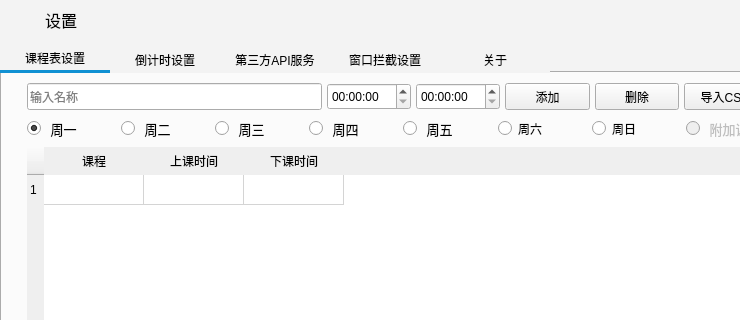
First picture: the form in src/TableEditWidget/TableEditWidget.ui, repository Aero8m/ClassTopLand, before the edit; both pictures show x 0 to 740 and y 0 to 320 of the 896 by 536 pixel window.
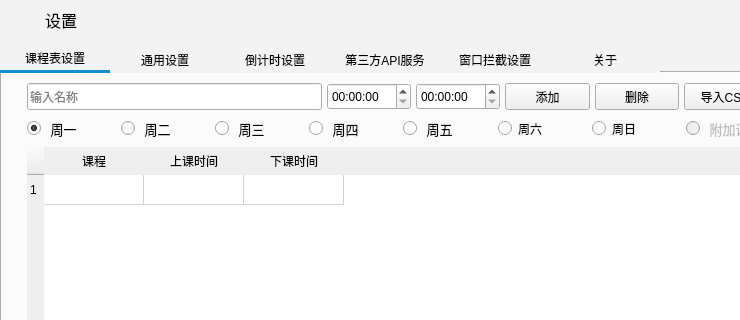
Second picture: the form after the edit. Icons and pictures are not drawn. Custom widgets are drawn as their Qt base class.

Patch:
```diff
--- a/src/TableEditWidget/TableEditWidget.ui
+++ b/src/TableEditWidget/TableEditWidget.ui
@@ -516,6 +516,11 @@
        </item>
       </layout>
      </widget>
+     <widget class="GeneralSettingsTab" name="generalSettingsTab">
+      <attribute name="title">
+       <string>通用设置</string>
+      </attribute>
+     </widget>
      <widget class="QWidget" name="tab_5">
       <attribute name="title">
        <string>倒计时设置</string>
@@ -911,6 +916,11 @@
   </layout>
  </widget>
  <customwidgets>
+  <customwidget>
+   <class>GeneralSettingsTab</class>
+   <extends>QWidget</extends>
+   <header>GeneralSettingsTab/GeneralSettingsTab.h</header>
+  </customwidget>
   <customwidget>
    <class>WindowInterceptionTab</class>
    <extends>QWidget</extends>
```
